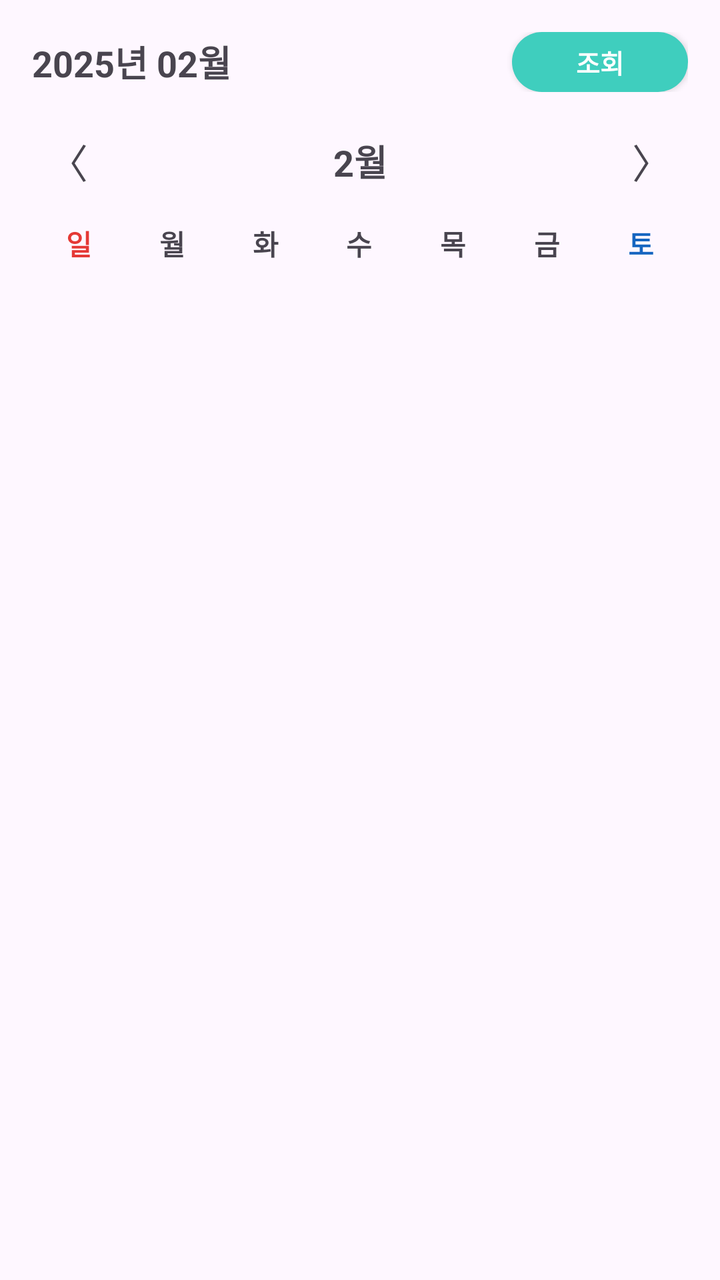
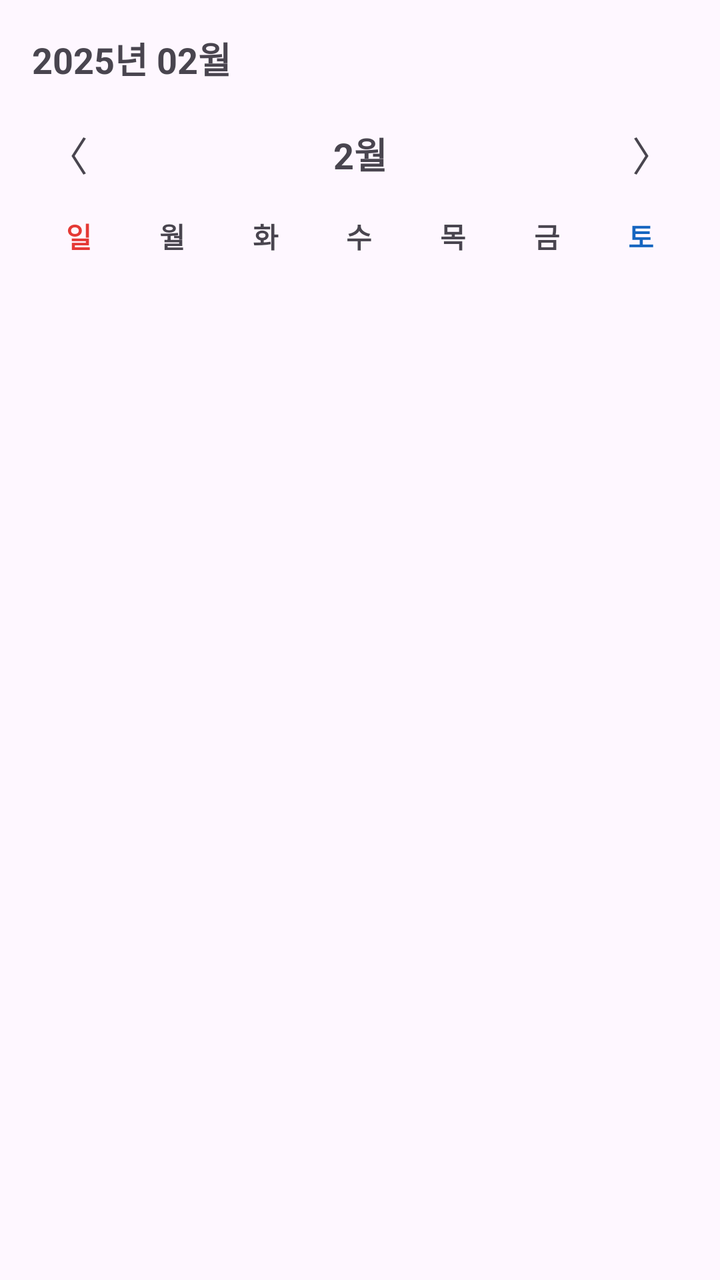

The first picture is an Android layout as it rendered before a commit; the second is the same layout after the commit. The layout source and the unified diff follow.
<!-- AndroidManifest.xml: application theme Theme.Mariwoo -->
<!-- res/layout/fragment_medicine_calendar.xml -->
<?xml version="1.0" encoding="utf-8"?>
<LinearLayout xmlns:android="http://schemas.android.com/apk/res/android"
    android:layout_width="match_parent"
    android:layout_height="match_parent"
    android:orientation="vertical"
    android:padding="16dp">

    
    <LinearLayout
        android:layout_width="match_parent"
        android:layout_height="wrap_content"
        android:orientation="horizontal"
        android:gravity="center_vertical"
        android:layout_marginBottom="12dp">

        <TextView
            android:id="@+id/calendarFragment_text_yearMonth"
            android:layout_width="0dp"
            android:layout_height="wrap_content"
            android:layout_weight="1"
            android:textSize="18sp"
            android:textStyle="bold"
            android:text="2025년 02월" />

        <androidx.appcompat.widget.AppCompatButton
            android:id="@+id/calendarFragment_button_search"
            android:layout_width="wrap_content"
            android:layout_height="30dp"
            android:text="조회"
            style="@style/add_btn"
            android:background="@drawable/button_radius15_bg_theme"/>

    </LinearLayout>

    
    <LinearLayout
        android:layout_width="match_parent"
        android:layout_height="wrap_content"
        android:orientation="horizontal"
        android:gravity="center_vertical"
        android:layout_marginBottom="8dp">

        <TextView
            android:id="@+id/calendarFragment_button_prev"
            android:layout_width="wrap_content"
            android:layout_height="wrap_content"
            android:text="〈"
            android:textSize="20sp"
            android:padding="8dp" />

        <TextView
            android:layout_width="0dp"
            android:layout_height="wrap_content"
            android:layout_weight="1"
            android:id="@+id/calendarFragment_text_month"
            android:gravity="center"
            android:textSize="18sp"
            android:textStyle="bold"
            android:text="2월" />

        <TextView
            android:id="@+id/calendarFragment_button_next"
            android:layout_width="wrap_content"
            android:layout_height="wrap_content"
            android:text="〉"
            android:textSize="20sp"
            android:padding="8dp" />
    </LinearLayout>

    
    <LinearLayout
        android:layout_width="match_parent"
        android:layout_height="wrap_content"
        android:orientation="horizontal">

        <TextView android:layout_width="0dp" android:layout_height="wrap_content"
            android:layout_weight="1" android:gravity="center"
            android:text="일" android:textColor="#E53935" android:textStyle="bold"/>
        <TextView android:layout_width="0dp" android:layout_height="wrap_content"
            android:layout_weight="1" android:gravity="center" android:text="월" android:textStyle="bold"/>
        <TextView android:layout_width="0dp" android:layout_height="wrap_content"
            android:layout_weight="1" android:gravity="center" android:text="화" android:textStyle="bold"/>
        <TextView android:layout_width="0dp" android:layout_height="wrap_content"
            android:layout_weight="1" android:gravity="center" android:text="수" android:textStyle="bold"/>
        <TextView android:layout_width="0dp" android:layout_height="wrap_content"
            android:layout_weight="1" android:gravity="center" android:text="목" android:textStyle="bold"/>
        <TextView android:layout_width="0dp" android:layout_height="wrap_content"
            android:layout_weight="1" android:gravity="center" android:text="금" android:textStyle="bold"/>
        <TextView android:layout_width="0dp" android:layout_height="wrap_content"
            android:layout_weight="1" android:gravity="center"
            android:text="토" android:textColor="#1565C0" android:textStyle="bold"/>
    </LinearLayout>

    
    <androidx.recyclerview.widget.RecyclerView
        android:id="@+id/calendarFragment_recyclerview"
        android:layout_width="match_parent"
        android:layout_height="wrap_content"
        android:layout_marginTop="4dp" />

</LinearLayout>
<!-- resources referenced by this layout -->
<resources>
  <!-- drawable button_radius15_bg_theme (drawable) -->
  <?xml version="1.0" encoding="utf-8"?>
  <shape xmlns:android="http://schemas.android.com/apk/res/android"
      android:shape="rectangle">
      <solid android:color="@color/theme_color"/>
      <corners
          android:radius="15dp"/>
  </shape>
  <style name="add_btn">
          <item name="android:textColor">@color/white</item>
          <item name="android:textSize">13dp</item>
          <item name="android:textStyle">bold</item>
      </style>
  <style name="Theme.Mariwoo" parent="Theme.Material3.DayNight.NoActionBar">
          
          <item name="colorPrimary">@color/mariwoo_theme</item>
          <item name="colorPrimaryVariant">@color/mariwoo_theme</item>
          <item name="colorOnPrimary">@color/white</item>
          
          <item name="colorSecondary">@color/teal_200</item>
          <item name="colorSecondaryVariant">@color/teal_700</item>
          <item name="colorOnSecondary">@color/black</item>
          
          <item name="android:statusBarColor">@color/mariwoo_theme</item>
          
  
  
          
          <item name="windowNoTitle">true</item>
          <item name="windowSplashScreenBackground">@color/mariwoo_theme</item>
  
  
      </style>
  <color name="theme_color">#3FCEBE</color>
  <color name="white">#FFFFFFFF</color>
  <color name="mariwoo_theme">#3FCEBE</color>
  <color name="teal_200">#FF03DAC5</color>
  <color name="teal_700">#FF018786</color>
  <color name="black">#FF000000</color>
</resources>

<!-- the commit's change to res/layout/fragment_medicine_calendar.xml (unified diff, before → after) -->
@@ -27,6 +27,7 @@
             android:layout_width="wrap_content"
             android:layout_height="30dp"
             android:text="조회"
+            android:visibility="gone"
             style="@style/add_btn"
             android:background="@drawable/button_radius15_bg_theme"/>
 
